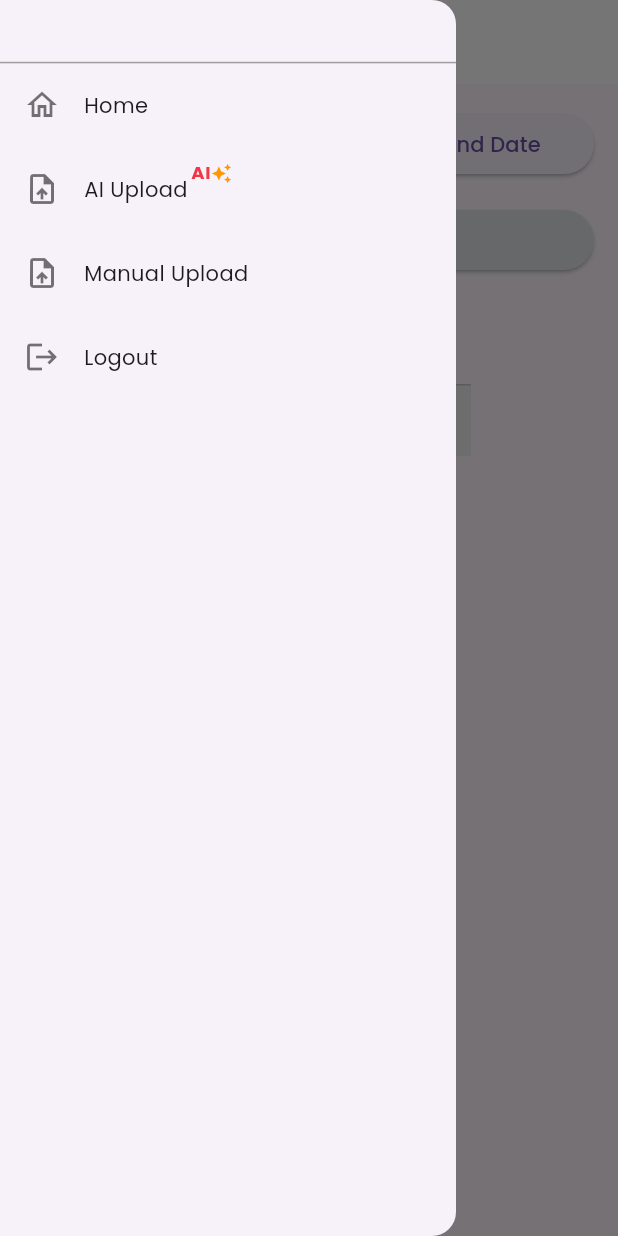
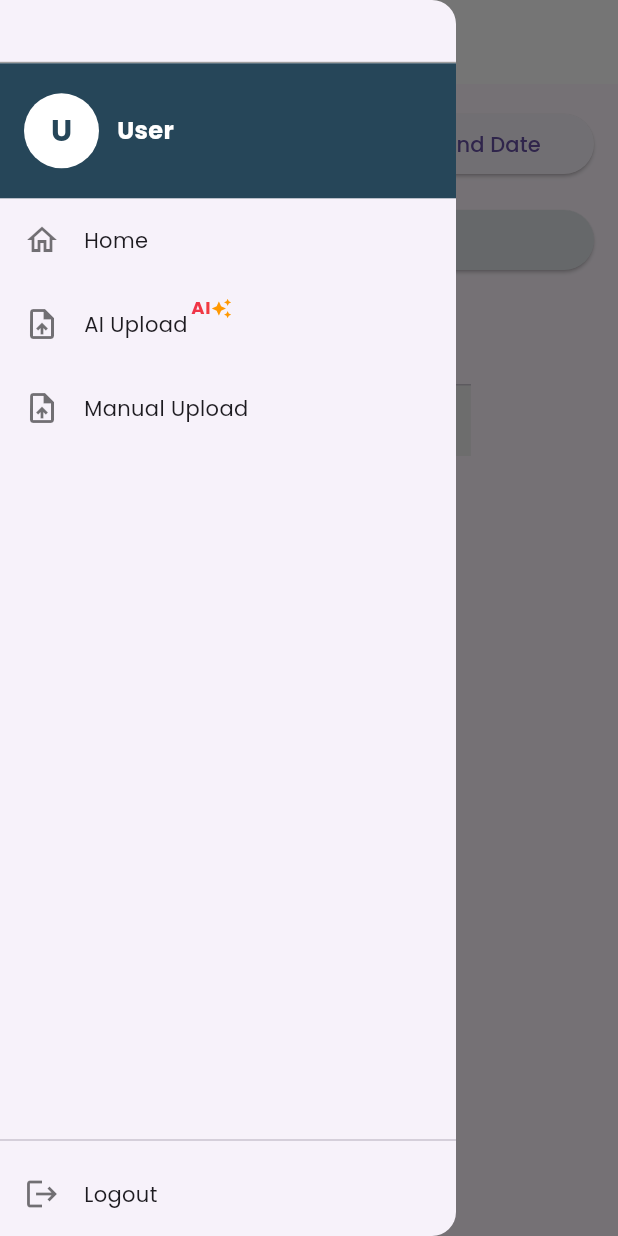
Before and after one commit to jindalsumit1991/docubuddy-client, a Flutter app: the UploadStatisticsPage screen opened directly with empty values, in the side drawer, after a tap on the "menu" icon, on a phone screen of 412 x 824 dp. Run offline on Flutter 3.47's test engine with Material 3 defaults, Android fonts, the phone set to English and light mode, and no system bars; our stand-ins replace google_fonts, image_picker, supabase_flutter; accounts and stored records are empty.

Commit message:
1. Added logged in user avatar 2. Moved logout to bottom of drawer 3. Moved AppBar to a common stateless widget 4. Navigate to home when appbar is tapped 5. Clear navigation stack when navigated to home after tapping appbar

```diff
--- a/lib/core/custom_drawer.dart
+++ b/lib/core/custom_drawer.dart
@@ -2,6 +2,8 @@ import 'package:flutter/material.dart';
 import 'package:image_uploader/controller/image_controller.dart';
 import 'package:image_uploader/models/image_model.dart';
 import 'package:image_uploader/services/api_service.dart';
+import 'package:image_uploader/services/auth_service.dart';
+import 'package:image_uploader/utils/docu_colors.dart';
 import 'package:image_uploader/views/pages/custom_upload_view.dart';
 import 'package:image_uploader/views/pages/home_view.dart';
 import 'package:image_uploader/views/pages/image_view.dart';
@@ -46,6 +48,7 @@ class AppDrawerState extends State<AppDrawer> {
     final imageModel = ImageModel();
     final imageController = ImageController(imageModel);
     final apiService = ApiService();
+    final authService = AuthService();
     final screenWidth = MediaQuery.of(context).size.width;
     final screenHeight = MediaQuery.of(context).size.height;
 
@@ -60,6 +63,44 @@ class AppDrawerState extends State<AppDrawer> {
             color: Colors.grey,
           ),
 
+          Container(
+            padding: const EdgeInsets.fromLTRB(16, 20, 16, 20),
+            color: DocuColors.blue_dianne,
+            child: Row(
+              children: [
+                CircleAvatar(
+                  radius: 25, // Reduced radius
+                  backgroundColor: Colors.white,
+                  child: Text(
+                    (authService.getUsername() ?? 'U')[0].toUpperCase(),
+                    style: TextStyle(
+                      fontSize: 20,
+                      color: DocuColors.blue_dianne,
+                      fontWeight: FontWeight.bold,
+                    ),
+                  ),
+                ),
+                const SizedBox(width: 12),
+                Expanded(
+                  child: Column(
+                    mainAxisAlignment: MainAxisAlignment.center,
+                    crossAxisAlignment: CrossAxisAlignment.start,
+                    mainAxisSize: MainAxisSize.min,
+                    children: [
+                      Text(
+                        authService.getUsername() ?? 'User',
+                        style: const TextStyle(
+                          color: Colors.white,
+                          fontSize: 16,
+                          fontWeight: FontWeight.bold,
+                        ),
+                      )
+                    ],
+                  ),
+                ),
+              ],
+            ),
+          ),
           // Use Expanded to make the remaining ListTiles take up the available space
           Expanded(
             child: ListView(
@@ -198,6 +239,10 @@ class AppDrawerState extends State<AppDrawer> {
                     },
                   ),
                 ),
+              ],
+            ),
+          ),
+          const Divider(),
           ListTile(
             leading: const Icon(
               Icons.logout,
@@ -220,9 +265,6 @@ class AppDrawerState extends State<AppDrawer> {
           ),
         ],
       ),
-          ),
-        ],
-      ),
     );
   }
 }
--- a/lib/services/auth_service.dart
+++ b/lib/services/auth_service.dart
@@ -7,10 +7,12 @@ class AuthService {
   final SupabaseClient _client = Supabase.instance.client;
   final String baseUri = 'https://app.sumit-never-trusts.cyou';
   final String getEmailPath = 'api/get-email';
+  static String? user;
 
   Future<void> signInUser(String emailOrUsername, String password) async {
     try {
       String? email = emailOrUsername;
+      user = emailOrUsername;
 
       if (!emailOrUsername.contains('@')) {
         // First check if we can query the table
@@ -126,12 +128,17 @@ class AuthService {
     return user?.email;
   }
 
+  String? getUsername() {
+    return user;
+  }
+
   Future<String?> getEmailFromUsername(String username) async {
     try {
       print('Fetching email for username: $username');
       print('URL: $baseUri/$getEmailPath/$username');
 
-      final response = await http.get(Uri.parse('$baseUri/$getEmailPath/$username'));
+      final response =
+          await http.get(Uri.parse('$baseUri/$getEmailPath/$username'));
       print('Response status: ${response.statusCode}');
       print('Response body: ${response.body}');
 
--- a/lib/views/pages/upload_statistics_view.dart
+++ b/lib/views/pages/upload_statistics_view.dart
@@ -3,6 +3,7 @@ import 'package:image_uploader/core/custom_drawer.dart';
 import 'package:image_uploader/services/api_service.dart';
 import 'package:image_uploader/services/auth_service.dart';
 import 'package:image_uploader/utils/docu_colors.dart';
+import 'package:image_uploader/views/widgets/app_bar.dart';
 import 'package:image_uploader/views/widgets/auth_state.dart';
 import 'package:intl/intl.dart';
 import 'package:supabase_flutter/supabase_flutter.dart';
@@ -89,7 +90,7 @@ class _UploadStatisticsPageState extends State<UploadStatisticsPage> {
   }
 
   String truncateUsername(String username) {
-    return username.length > 12 ? '${username.substring(0, 15)}...' : username;
+    return username.length > 8 ? '${username.substring(0, 15)}...' : username;
   }
 
   Map<String, int> calculateTotals(List<Map<String, dynamic>> statistics) {
@@ -144,37 +145,7 @@ class _UploadStatisticsPageState extends State<UploadStatisticsPage> {
         },
         userRole: userRole ?? 'staff',
       ),
-      appBar: AppBar(
-        leading: Builder(builder: (context) {
-          return IconButton(
-            icon: const Icon(Icons.menu),
-            onPressed: () {
-              Scaffold.of(context).openDrawer();
-            },
-          );
-        }),
-        title: Row(
-          mainAxisSize: MainAxisSize.min,
-          children: [
-            SizedBox(
-              height: 30,
-              width: 30,
-              child: Image.asset(
-                'assets/logo-brain.png',
-                fit: BoxFit.cover,
-              ),
-            ),
-            const SizedBox(width: 8),
-            const Text(
-              'DocuBrain',
-              style: TextStyle(fontSize: 22, fontWeight: FontWeight.bold),
-            ),
-          ],
-        ),
-        centerTitle: true,
-        backgroundColor:
-            Colors.white, // Updated background color for the AppBar
-      ),
+      appBar: const CustomAppBar(),
       body: Padding(
         padding: const EdgeInsets.all(16.0),
         child: Column(
--- /dev/null
+++ b/lib/views/widgets/app_bar.dart
@@ -0,0 +1,52 @@
+import 'package:flutter/material.dart';
+import 'package:image_uploader/views/pages/home_view.dart';
+
+class CustomAppBar extends StatelessWidget implements PreferredSizeWidget {
+  @override
+  Size get preferredSize => const Size.fromHeight(kToolbarHeight);
+
+  const CustomAppBar({super.key});
+
+  @override
+  Widget build(BuildContext context) {
+    return AppBar(
+      leading: Builder(builder: (context) {
+        return IconButton(
+          icon: const Icon(Icons.menu),
+          onPressed: () {
+            Scaffold.of(context).openDrawer();
+          },
+        );
+      }),
+      title: GestureDetector(
+        onTap: () {
+          Navigator.pushAndRemoveUntil(
+            context,
+            MaterialPageRoute(builder: (context) => const HomeView()),
+            (route) => false,
+          );
+        },
+        child: Row(
+          mainAxisSize: MainAxisSize.min,
+          children: [
+            SizedBox(
+              height: 30,
+              width: 30,
+              child: Image.asset(
+                'assets/logo-brain.png',
+                fit: BoxFit.cover,
+              ),
+            ),
+            const SizedBox(width: 8),
+            const Text(
+              'DocuBrain',
+              style: TextStyle(fontSize: 22, fontWeight: FontWeight.bold),
+            ),
+          ],
+        ),
+      ),
+      centerTitle: true,
+      backgroundColor: Colors.white,
+    );
+  }
+}
```
Also changed, not shown: lib/views/pages/custom_upload_view.dart (+5 -34 lines), lib/views/pages/image_view.dart (+2 -31 lines). Lines whose indentation alone changed are shown as unchanged.
